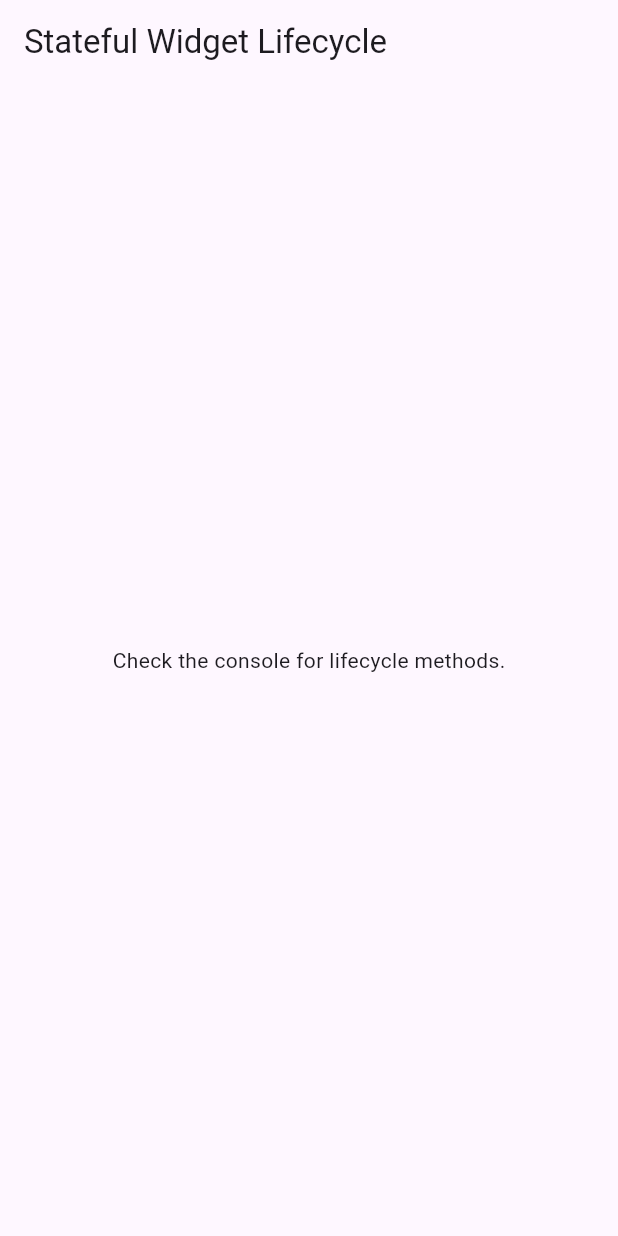
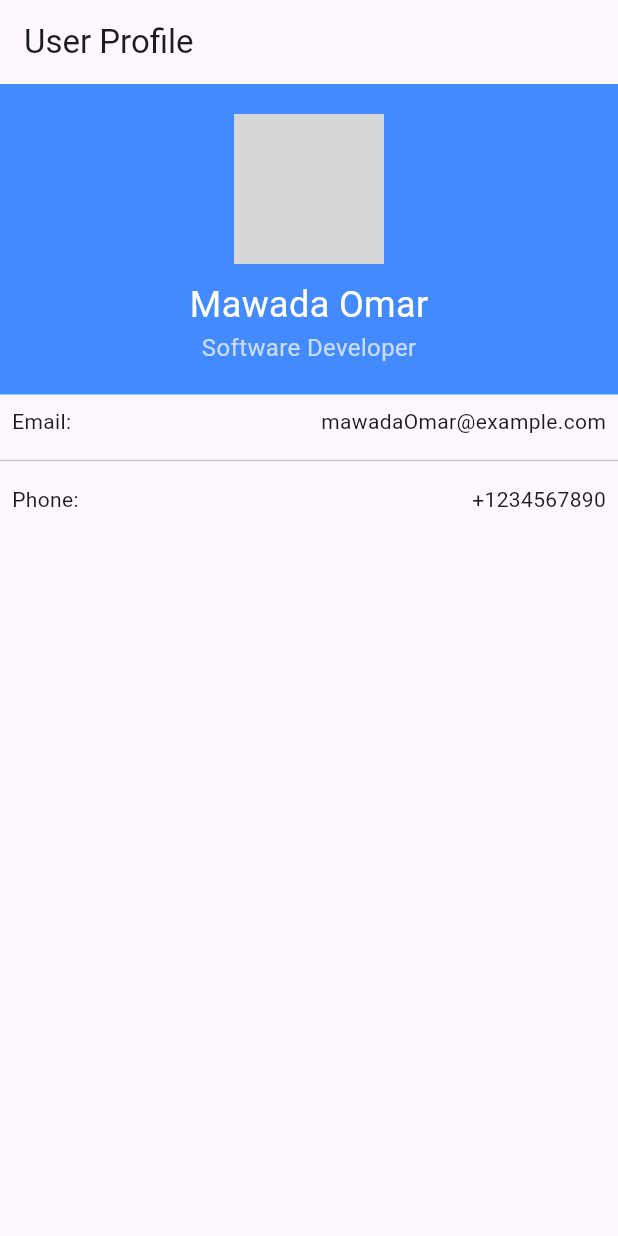
Before and after one commit to alhijrymawada-create/wajebat_app, a Flutter app: the screen it shows after launch, on a phone screen of 412 x 824 dp. Run offline on Flutter 3.47's test engine with Material 3 defaults, Android fonts, the phone set to English and light mode, and no system bars; grey boxes are pictures that could not be loaded.

Commit message:
added new code in main.dart

```diff
--- a/lib/main.dart
+++ b/lib/main.dart
@@ -1,39 +1,74 @@
+//import 'dart:io';
+
 import 'package:flutter/material.dart';
 
 void main() {
-  runApp(MyLifecycleApp());
+  runApp(ProfileApp());
 }
 
-class MyLifecycleApp extends StatefulWidget {
+class ProfileApp extends StatefulWidget {
   @override
-  _MyLifecycleAppState createState() => _MyLifecycleAppState();
+  _ProfileAppState createState() => _ProfileAppState();
 }
 
-class _MyLifecycleAppState extends State<MyLifecycleApp> {
-  @override
-  void initState() {
-    super.initState();
-    print("initState called");
-  }
-
-  @override
-  void dispose() {
-    print("dispose called");
-    super.dispose();
-  }
+class _ProfileAppState extends State<ProfileApp> {
 
   @override
   Widget build(BuildContext context) {
-    print("build called");
     return MaterialApp(
       home: Scaffold(
         appBar: AppBar(
-          title: Text('Stateful Widget Lifecycle'),
+          title: Text('User Profile'),
         ),
-        body: Center(
-          child: Text('Check the console for lifecycle methods.'),
+        body: Column(
+          children: [
+            Container(
+              width: double.infinity,
+              padding: EdgeInsets.all(20),
+              color: Colors.blueAccent,
+              child: Column(
+                children: [
+                  CircleAvatar(
+                    radius: 50,
+                    backgroundImage:Image.asset('pics/profilepic.png').image,
+                  ),
+                  SizedBox(height: 10),
+                  Text(
+                    'Mawada Omar',
+                    style: TextStyle(fontSize: 24, color: Colors.white),
+                  ),
+                  Text(
+                    'Software Developer',
+                    style: TextStyle(fontSize: 16, color: Colors.white70),
+                  ),
+                ],
+              ),
+            ),
+            Padding(
+              padding: const EdgeInsets.all(8.0),
+              child: Row(
+                mainAxisAlignment: MainAxisAlignment.spaceBetween,
+                children: [
+                  Text('Email:'),
+                  Text('mawadaOmar@example.com'),
+                ],
+              ),
+            ),
+            Divider(),
+            Padding(
+              padding: const EdgeInsets.all(8.0),
+              child: Row(
+                mainAxisAlignment: MainAxisAlignment.spaceBetween,
+                children: [
+                  Text('Phone:'),
+                  Text('+1234567890'),
+                ],
+              ),
+            ),
+          ],
         ),
       ),
+
     );
   }
 }
```
